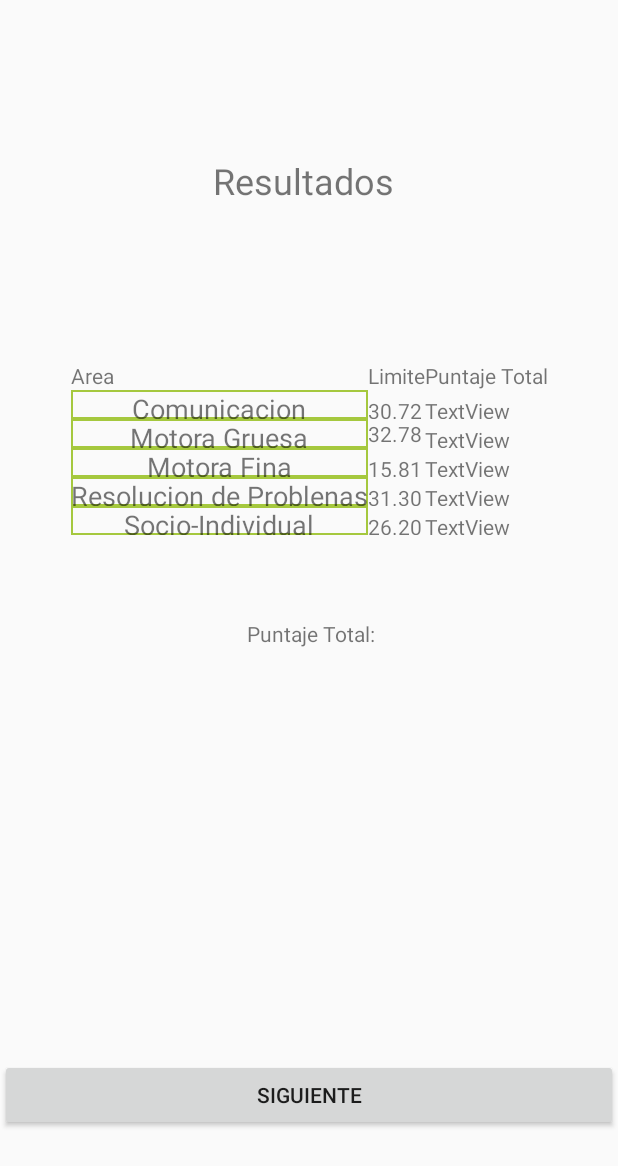
After one commit to ce-force/App-rendamos, an Android app: the TestResults screen opened directly, with no data from a screen before it, on a phone screen of 412 x 824 dp. The commit adds this screen. Shown: the top 1166 px of the screen. Run offline under Robolectric (Android 15) with nearby library versions, the phone set to English and light mode, and no system bars.

Commit message:
[UPDATE] TestResults Window

```diff
--- a/app/src/main/AndroidManifest.xml
+++ b/app/src/main/AndroidManifest.xml
@@ -16,7 +16,8 @@
         android:networkSecurityConfig="@xml/network_security_config"
         android:supportsRtl="true"
         android:theme="@style/AppTheme">
-        <activity android:name=".ASQ3TestActivity"></activity>
+        <activity android:name=".asq3data.TestResults"></activity>
+        <activity android:name=".ASQ3TestActivity" />
         <activity android:name=".user.UserDetails" />
         <activity
             android:name=".MainActivity"
--- a/app/src/main/java/com/ceforce/app_rendamos/ASQ3TestActivity.java
+++ b/app/src/main/java/com/ceforce/app_rendamos/ASQ3TestActivity.java
@@ -14,6 +14,7 @@ import android.widget.TextView;
 
 import com.ceforce.app_rendamos.RecyclerView.RecyclerViewAdapter;
 import com.ceforce.app_rendamos.Utilities.DateUtilities;
+import com.ceforce.app_rendamos.asq3data.TestResults;
 import com.ceforce.app_rendamos.login.SaveSharedPreference;
 import com.ceforce.app_rendamos.ui.DatePickerFragment;
 import com.ceforce.app_rendamos.user.User;
@@ -182,6 +183,9 @@ public class ASQ3TestActivity extends AppCompatActivity {
 
     public void onConfirm(View view){
         finish();
+
+        Intent intent = new Intent(this, TestResults.class);
+        startActivity(intent);
     }
 
     public void onCancel(View view){
--- /dev/null
+++ b/app/src/main/java/com/ceforce/app_rendamos/asq3data/TestResults.java
@@ -0,0 +1,24 @@
+package com.ceforce.app_rendamos.asq3data;
+
+import androidx.appcompat.app.AppCompatActivity;
+
+import android.content.Intent;
+import android.os.Bundle;
+import android.util.Log;
+
+import com.ceforce.app_rendamos.R;
+
+import java.lang.reflect.Array;
+
+public class TestResults extends AppCompatActivity {
+
+    int[] array;
+
+    @Override
+    protected void onCreate(Bundle savedInstanceState) {
+        super.onCreate(savedInstanceState);
+        setContentView(R.layout.activity_test_results);
+
+        array = getIntent().getIntArrayExtra("result");
+    }
+}
--- /dev/null
+++ b/app/src/main/res/layout/activity_test_results.xml
@@ -0,0 +1,254 @@
+<?xml version="1.0" encoding="utf-8"?>
+<androidx.constraintlayout.widget.ConstraintLayout xmlns:android="http://schemas.android.com/apk/res/android"
+    xmlns:tools="http://schemas.android.com/tools"
+    xmlns:app="http://schemas.android.com/apk/res-auto"
+    android:orientation="vertical"
+    android:layout_width="match_parent"
+    android:layout_height="match_parent"
+    tools:context=".asq3data.TestResults">
+
+
+    <TableLayout
+        android:id="@+id/table"
+        android:layout_width="wrap_content"
+        android:layout_height="wrap_content"
+        android:layout_marginTop="32dp"
+        android:layout_marginBottom="349dp"
+        app:layout_constraintBottom_toTopOf="@+id/button6"
+        app:layout_constraintEnd_toEndOf="parent"
+        app:layout_constraintStart_toStartOf="parent"
+        app:layout_constraintTop_toBottomOf="@+id/Area">
+
+        <TableRow
+            android:layout_width="match_parent"
+            android:layout_height="match_parent" >
+
+            <TextView
+                android:id="@+id/textView21"
+                android:layout_width="wrap_content"
+                android:layout_height="wrap_content"
+                android:text="Area" />
+
+            <TextView
+                android:id="@+id/textView20"
+                android:layout_width="wrap_content"
+                android:layout_height="wrap_content"
+                android:text="Limite" />
+
+            <TextView
+                android:id="@+id/textView18"
+                android:layout_width="wrap_content"
+                android:layout_height="wrap_content"
+                android:text="Puntaje Total" />
+        </TableRow>
+
+        <TableRow
+            android:layout_width="match_parent"
+            android:layout_height="match_parent"/>
+
+        <TableRow
+            android:layout_width="match_parent"
+            android:layout_height="match_parent">
+
+            <TextView
+                android:id="@+id/textView3"
+                android:layout_width="match_parent"
+                android:layout_height="match_parent"
+                android:background="@drawable/cell_shape"
+                android:text="Comunicacion"
+                android:textAlignment="center"
+                android:textSize="18sp" />
+
+            <TextView
+                android:id="@+id/textView33"
+                android:layout_width="wrap_content"
+                android:layout_height="wrap_content"
+                android:layout_weight="1"
+                android:text="30.72" />
+
+            <TextView
+                android:id="@+id/textView34"
+                android:layout_width="wrap_content"
+                android:layout_height="wrap_content"
+                android:layout_weight="1"
+                android:text="TextView" />
+
+        </TableRow>
+
+        <TableRow
+            android:layout_width="match_parent"
+            android:layout_height="match_parent">
+
+            <TextView
+                android:id="@+id/textView4"
+                android:layout_width="match_parent"
+                android:layout_height="match_parent"
+                android:background="@drawable/cell_shape"
+                android:text="Motora Gruesa"
+                android:textAlignment="center"
+                android:textSize="18sp" />
+
+            <RadioGroup
+                android:id="@+id/Rgroup2"
+                android:layout_width="wrap_content"
+                android:layout_height="wrap_content"
+                android:orientation="horizontal">
+
+                <TextView
+                    android:id="@+id/textView31"
+                    android:layout_width="wrap_content"
+                    android:layout_height="wrap_content"
+                    android:layout_weight="1"
+                    android:text="32.78" />
+
+            </RadioGroup>
+
+            <TextView
+                android:id="@+id/textView32"
+                android:layout_width="wrap_content"
+                android:layout_height="wrap_content"
+                android:layout_weight="1"
+                android:text="TextView" />
+
+        </TableRow>
+
+        <TableRow
+            android:layout_width="match_parent"
+            android:layout_height="match_parent">
+
+            <TextView
+                android:id="@+id/textView5"
+                android:layout_width="match_parent"
+                android:layout_height="match_parent"
+                android:background="@drawable/cell_shape"
+                android:text="Motora Fina"
+                android:textAlignment="center"
+                android:textSize="18sp" />
+
+            <TextView
+                android:id="@+id/textView22"
+                android:layout_width="wrap_content"
+                android:layout_height="wrap_content"
+                android:text="15.81" />
+
+            <TextView
+                android:id="@+id/textView25"
+                android:layout_width="wrap_content"
+                android:layout_height="wrap_content"
+                android:text="TextView" />
+
+        </TableRow>
+
+        <TableRow
+            android:layout_width="match_parent"
+            android:layout_height="match_parent">
+
+            <TextView
+                android:id="@+id/textView6"
+                android:layout_width="match_parent"
+                android:layout_height="match_parent"
+                android:background="@drawable/cell_shape"
+                android:text="Resolucion de Problenas"
+                android:textAlignment="center"
+                android:textSize="18sp" />
+
+            <TextView
+                android:id="@+id/textView23"
+                android:layout_width="wrap_content"
+                android:layout_height="wrap_content"
+                android:text="31.30" />
+
+            <TextView
+                android:id="@+id/textView26"
+                android:layout_width="wrap_content"
+                android:layout_height="wrap_content"
+                android:text="TextView" />
+
+        </TableRow>
+
+        <TableRow
+            android:layout_width="match_parent"
+            android:layout_height="match_parent">
+
+            <TextView
+                android:id="@+id/textView7"
+                android:layout_width="match_parent"
+                android:layout_height="match_parent"
+                android:background="@drawable/cell_shape"
+                android:text="Socio-Individual"
+                android:textAlignment="center"
+                android:textSize="18sp" />
+
+            <TextView
+                android:id="@+id/textView29"
+                android:layout_width="wrap_content"
+                android:layout_height="wrap_content"
+                android:text="26.20" />
+
+            <TextView
+                android:id="@+id/textView30"
+                android:layout_width="wrap_content"
+                android:layout_height="wrap_content"
+                android:text="TextView" />
+
+        </TableRow>
+
+        <TableRow
+            android:layout_width="match_parent"
+            android:layout_height="match_parent">
+
+            <RadioGroup
+                android:id="@+id/Rgroup6"
+                android:layout_width="wrap_content"
+                android:layout_height="wrap_content"
+                android:orientation="horizontal"/>
+        </TableRow>
+
+
+    </TableLayout>
+
+    <Button
+        android:id="@+id/button6"
+        android:layout_width="match_parent"
+        android:layout_height="wrap_content"
+        android:layout_marginBottom="70dp"
+        android:text="Siguiente"
+        app:layout_constraintBottom_toBottomOf="parent"
+        app:layout_constraintEnd_toEndOf="parent"
+        app:layout_constraintStart_toStartOf="parent" />
+
+    <TextView
+        android:id="@+id/textView35"
+        android:layout_width="wrap_content"
+        android:layout_height="wrap_content"
+        android:layout_marginStart="142dp"
+        android:layout_marginLeft="142dp"
+        android:layout_marginTop="59dp"
+        android:layout_marginEnd="143dp"
+        android:layout_marginRight="143dp"
+        android:layout_marginBottom="59dp"
+        android:text="Resultados "
+        android:textSize="24sp"
+        app:layout_constraintBottom_toTopOf="@+id/table"
+        app:layout_constraintEnd_toEndOf="parent"
+        app:layout_constraintStart_toStartOf="parent"
+        app:layout_constraintTop_toTopOf="parent" />
+
+    <TextView
+        android:id="@+id/textView9"
+        android:layout_width="wrap_content"
+        android:layout_height="wrap_content"
+        android:layout_marginStart="164dp"
+        android:layout_marginLeft="164dp"
+        android:layout_marginTop="56dp"
+        android:layout_marginEnd="161dp"
+        android:layout_marginRight="161dp"
+        android:layout_marginBottom="274dp"
+        android:text="Puntaje Total:"
+        app:layout_constraintBottom_toTopOf="@+id/button6"
+        app:layout_constraintEnd_toEndOf="parent"
+        app:layout_constraintStart_toStartOf="parent"
+        app:layout_constraintTop_toBottomOf="@+id/table" />
+
+
+</androidx.constraintlayout.widget.ConstraintLayout>
```
